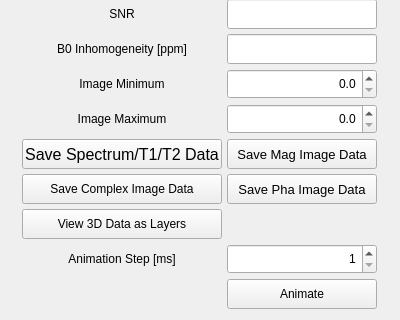
OpenMRI/ocra, file Applications/relax2/ui/plotview.ui: the form before one commit; both pictures show x 0 to 400 and y 180 to 500 of the 400 by 500 pixel window.
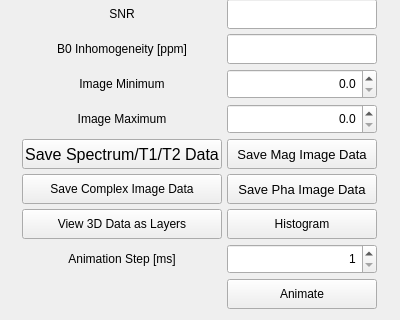
The form after the commit.

The edit to the form file:
```diff
--- a/Applications/relax2/ui/plotview.ui
+++ b/Applications/relax2/ui/plotview.ui
@@ -690,6 +690,28 @@
       </property>
      </spacer>
     </item>
+    <item row="12" column="2">
+     <widget class="QPushButton" name="Hist_pushButton">
+      <property name="minimumSize">
+       <size>
+        <width>150</width>
+        <height>30</height>
+       </size>
+      </property>
+      <property name="maximumSize">
+       <size>
+        <width>150</width>
+        <height>30</height>
+       </size>
+      </property>
+      <property name="text">
+       <string>Histogram</string>
+      </property>
+      <property name="autoDefault">
+       <bool>false</bool>
+      </property>
+     </widget>
+    </item>
    </layout>
   </widget>
  </widget>
```
